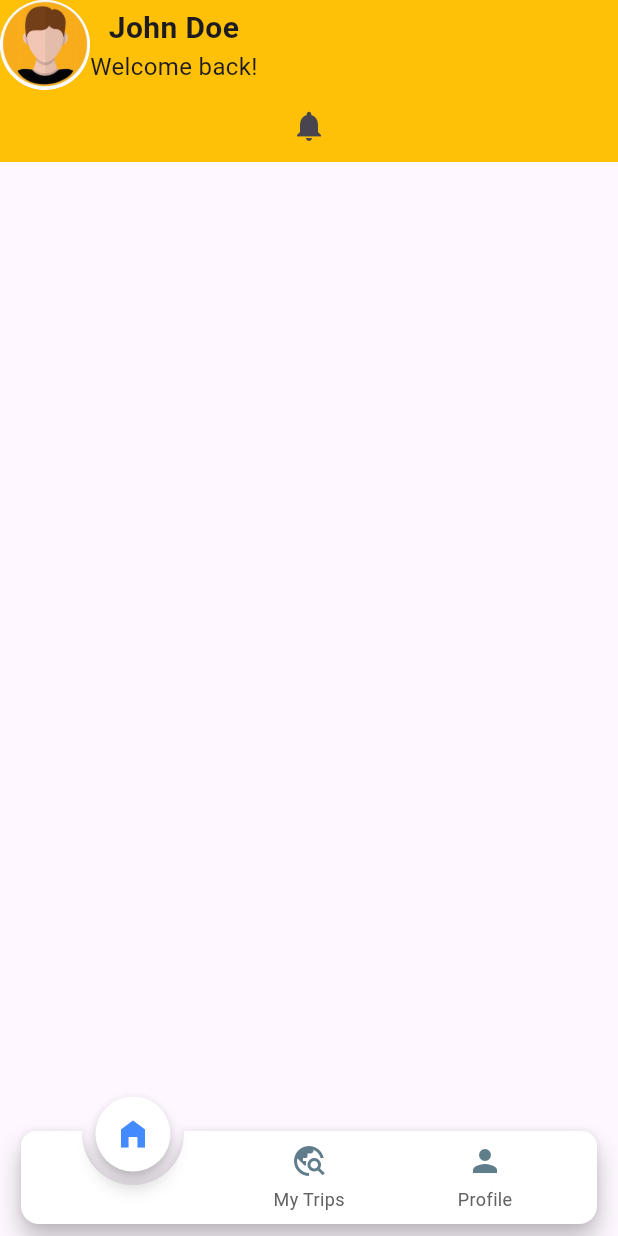
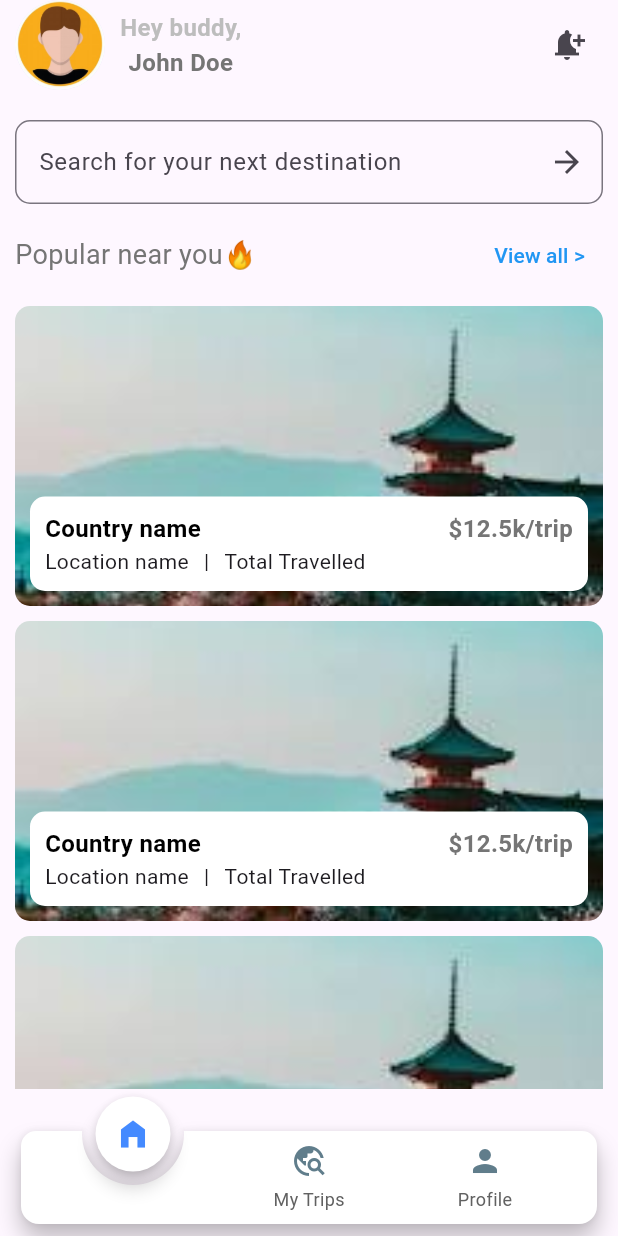
Before and after one commit to samiulislam09/travel-journal, a Flutter app: the screen it shows after launch, on a phone screen of 412 x 824 dp. Run offline on Flutter 3.47's test engine with Material 3 defaults, Android fonts, the phone set to English and light mode, and no system bars; drawn by our look-alikes of animated_notch_bottom_bar; our stand-ins replace bloc, email_validator, flutter_bloc.

Commit message:
finished designing home page

```diff
--- a/lib/main.dart
+++ b/lib/main.dart
@@ -1,9 +1,5 @@
 import 'package:flutter/material.dart';
-import 'package:flutter_bloc/flutter_bloc.dart';
 import 'package:travel_journal/app.dart';
-import 'package:travel_journal/screens/home/home.dart';
-import 'package:travel_journal/screens/signin/bloc/sign_in_bloc.dart';
-import 'package:travel_journal/screens/signin/signin.dart';
 
 void main() {
   runApp(const MyApp());
--- a/lib/screens/home/home.dart
+++ b/lib/screens/home/home.dart
@@ -1,4 +1,3 @@
-import 'package:animated_notch_bottom_bar/animated_notch_bottom_bar/animated_notch_bottom_bar.dart';
 import 'package:flutter/material.dart';
 
 class HomeScreen extends StatelessWidget {
@@ -11,12 +10,11 @@ class HomeScreen extends StatelessWidget {
     return SafeArea(
       child: Scaffold(
         body: SingleChildScrollView(
-          child: Container(
-            color: Colors.amber,
+          child: Padding(
+            padding: const EdgeInsets.only(left: 10, right: 10),
             child: Column(
-              mainAxisAlignment: MainAxisAlignment.spaceBetween,
               children: [
-                Column(
+                Row(
                   mainAxisAlignment: MainAxisAlignment.spaceBetween,
                   children: [
                     Row(
@@ -26,35 +24,137 @@ class HomeScreen extends StatelessWidget {
                             CircleAvatar(
                               radius: 30.0,
                               backgroundImage:
-                                  const AssetImage('assets/images/avatar.jpeg'),
+                                  AssetImage('assets/images/avatar.jpeg'),
                             ),
                           ],
                         ),
+                        SizedBox(width: 10),
                         Column(
                           children: [
                             Text(
+                              'Hey buddy,',
+                              style: TextStyle(
+                                fontSize: 16,
+                                color: Colors.grey[400],
+                                fontWeight: FontWeight.bold,
+                              ),
+                            ),
+                            Text(
                               'John Doe',
                               style: TextStyle(
-                                  fontSize: 20.0, fontWeight: FontWeight.bold),
-                            ),
-                            Text(
-                              'Welcome back!',
-                              style: TextStyle(
-                                  fontSize: 16.0, fontWeight: FontWeight.w400),
+                                fontSize: 16,
+                                color: Colors.grey[600],
+                                fontWeight: FontWeight.bold,
+                              ),
                             ),
                           ],
                         ),
                       ],
                     ),
+                    Column(
+                      children: [
+                        IconButton(
+                            onPressed: () {},
+                            icon: Icon(Icons.notification_add)),
+                      ],
+                    ),
                   ],
                 ),
-                Column(
+                SizedBox(height: 20),
+                TextField(
+                  decoration: InputDecoration(
+                    hintText: 'Search for your next destination',
+                    suffixIcon: IconButton(
+                        onPressed: () {}, icon: Icon(Icons.arrow_forward)),
+                    border: OutlineInputBorder(
+                      borderRadius: BorderRadius.circular(10),
+                    ),
+                  ),
+                ),
+                SizedBox(height: 10),
+                Row(
+                  mainAxisAlignment: MainAxisAlignment.spaceBetween,
                   children: [
-                    IconButton(
-                      icon: const Icon(Icons.notifications),
-                      onPressed: () {},
-                    ),
+                    Text("Popular near you🔥",
+                        style:
+                            TextStyle(fontSize: 18, color: Colors.grey[600])),
+                    TextButton(
+                        onPressed: () {},
+                        child: Text("View all >",
+                            style: TextStyle(color: Colors.blue))),
                   ],
+                ),
+                SizedBox(height: 10),
+                ListView.builder(
+                  shrinkWrap: true,
+                  physics: NeverScrollableScrollPhysics(),
+                  itemCount: 10,
+                  itemBuilder: (context, index) {
+                    return Container(
+                      margin: EdgeInsets.only(bottom: 10),
+                      height: 200,
+                      decoration: BoxDecoration(
+                        borderRadius: BorderRadius.circular(10),
+                        image: DecorationImage(
+                          image: AssetImage('assets/images/travel.jpeg'),
+                          fit: BoxFit.cover,
+                        ),
+                      ),
+                      child: Column(
+                        mainAxisAlignment: MainAxisAlignment.end,
+                        children: [
+                          Container(
+                            padding: EdgeInsets.all(10),
+                            margin: EdgeInsets.all(10),
+                            decoration: BoxDecoration(
+                              color: Colors.white,
+                              borderRadius:
+                                  BorderRadius.all(Radius.circular(10)),
+                            ),
+                            child: Column(
+                              children: [
+                                Row(
+                                  mainAxisAlignment:
+                                      MainAxisAlignment.spaceBetween,
+                                  children: [
+                                    Text(
+                                      'Country name',
+                                      style: TextStyle(
+                                        color: Colors.black,
+                                        fontSize: 16,
+                                        fontWeight: FontWeight.bold,
+                                      ),
+                                    ),
+                                    Text(
+                                      '\$12.5k/trip',
+                                      style: TextStyle(
+                                        color: Colors.grey[600],
+                                        fontSize: 16,
+                                        fontWeight: FontWeight.bold,
+                                      ),
+                                    ),
+                                  ],
+                                ),
+                                Row(
+                                  children: [
+                                    Text("Location name"),
+                                    SizedBox(
+                                      width: 10,
+                                    ),
+                                    Text("|"),
+                                    SizedBox(
+                                      width: 10,
+                                    ),
+                                    Text("Total Travelled"),
+                                  ],
+                                ),
+                              ],
+                            ),
+                          ),
+                        ],
+                      ),
+                    );
+                  },
                 ),
               ],
             ),
```
Also changed, not shown: assets/images/travel.jpeg (added), lib/screens/placeDetails/plceDetails.dart (added).
